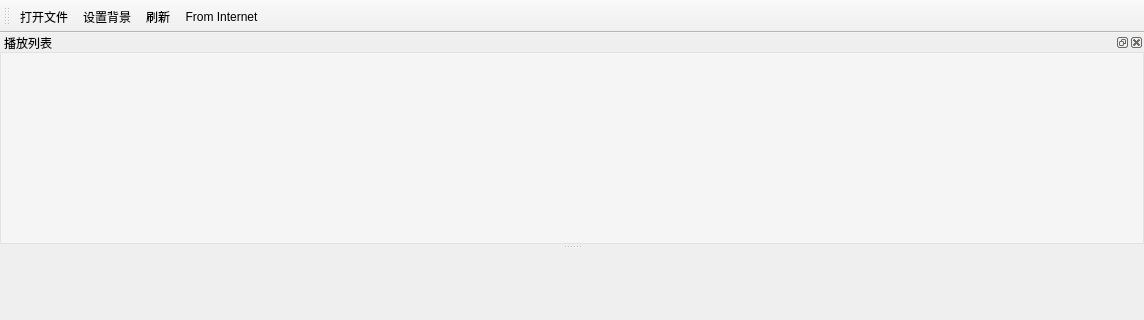
Qt form mainwindow.ui (wangsawfer/QtmusicPlayer) before a commit; both pictures show x 0 to 1144 and y 0 to 320 of the 1144 by 704 pixel window.
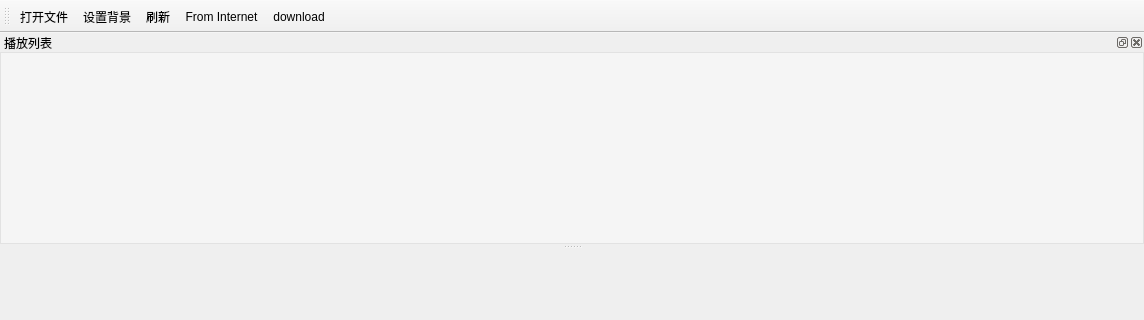
The same form after that commit. Icons and pictures are not drawn.

```diff
--- a/mainwindow.ui
+++ b/mainwindow.ui
@@ -488,6 +488,7 @@
    <addaction name="setbackground"/>
    <addaction name="refresh"/>
    <addaction name="webbotton"/>
+   <addaction name="actiondownload"/>
   </widget>
   <widget class="QStatusBar" name="statusBar"/>
   <widget class="QDockWidget" name="dockWidget_2">
@@ -582,6 +583,17 @@
     <enum>QAction::MenuRole::NoRole</enum>
    </property>
   </action>
+  <action name="actiondownload">
+   <property name="icon">
+    <iconset theme="QIcon::ThemeIcon::GoDown"/>
+   </property>
+   <property name="text">
+    <string>download</string>
+   </property>
+   <property name="menuRole">
+    <enum>QAction::MenuRole::NoRole</enum>
+   </property>
+  </action>
  </widget>
  <layoutdefault spacing="6" margin="11"/>
  <resources>
```
